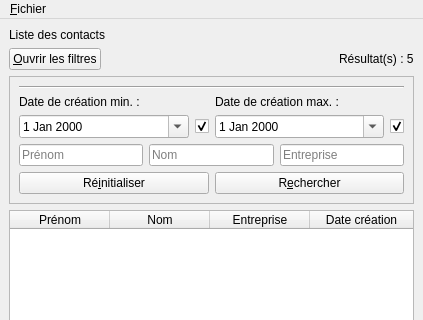
Before: the Qt Designer form cdaa/ui/mainwindow.ui in Zoreph22/contact-manager, drawn with Qt 5; both pictures show x 0 to 423 and y 0 to 320 of the 423 by 512 pixel window.
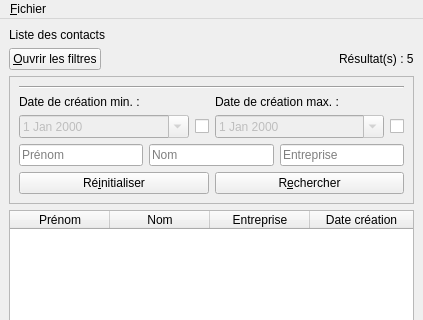
After: the same form once the commit is applied.

```diff
--- a/cdaa/ui/mainwindow.ui
+++ b/cdaa/ui/mainwindow.ui
@@ -98,6 +98,9 @@
             <layout class="QHBoxLayout" name="horizontalLayout_5">
              <item>
               <widget class="QDateEdit" name="dateEditMin">
+               <property name="enabled">
+                <bool>false</bool>
+               </property>
                <property name="toolTip">
                 <string>&lt;html&gt;&lt;head/&gt;&lt;body&gt;&lt;p&gt;Date de création minimale.&lt;/p&gt;&lt;/body&gt;&lt;/html&gt;</string>
                </property>
@@ -108,6 +111,9 @@
              </item>
              <item>
               <widget class="QCheckBox" name="checkBoxDateMin">
+               <property name="enabled">
+                <bool>true</bool>
+               </property>
                <property name="sizePolicy">
                 <sizepolicy hsizetype="Fixed" vsizetype="Fixed">
                  <horstretch>0</horstretch>
@@ -121,12 +127,15 @@
                 <string/>
                </property>
                <property name="checked">
-                <bool>true</bool>
+                <bool>false</bool>
                </property>
               </widget>
              </item>
              <item>
               <widget class="QDateEdit" name="dateEditMax">
+               <property name="enabled">
+                <bool>false</bool>
+               </property>
                <property name="toolTip">
                 <string>&lt;html&gt;&lt;head/&gt;&lt;body&gt;&lt;p&gt;Date de création maximale.&lt;/p&gt;&lt;/body&gt;&lt;/html&gt;</string>
                </property>
@@ -137,6 +146,9 @@
              </item>
              <item>
               <widget class="QCheckBox" name="checkBoxDateMax">
+               <property name="enabled">
+                <bool>true</bool>
+               </property>
                <property name="sizePolicy">
                 <sizepolicy hsizetype="Fixed" vsizetype="Fixed">
                  <horstretch>0</horstretch>
@@ -150,7 +162,7 @@
                 <string/>
                </property>
                <property name="checked">
-                <bool>true</bool>
+                <bool>false</bool>
                </property>
               </widget>
              </item>
```
Left out of the diff: 22 changed lines with no effect on the pictures.
